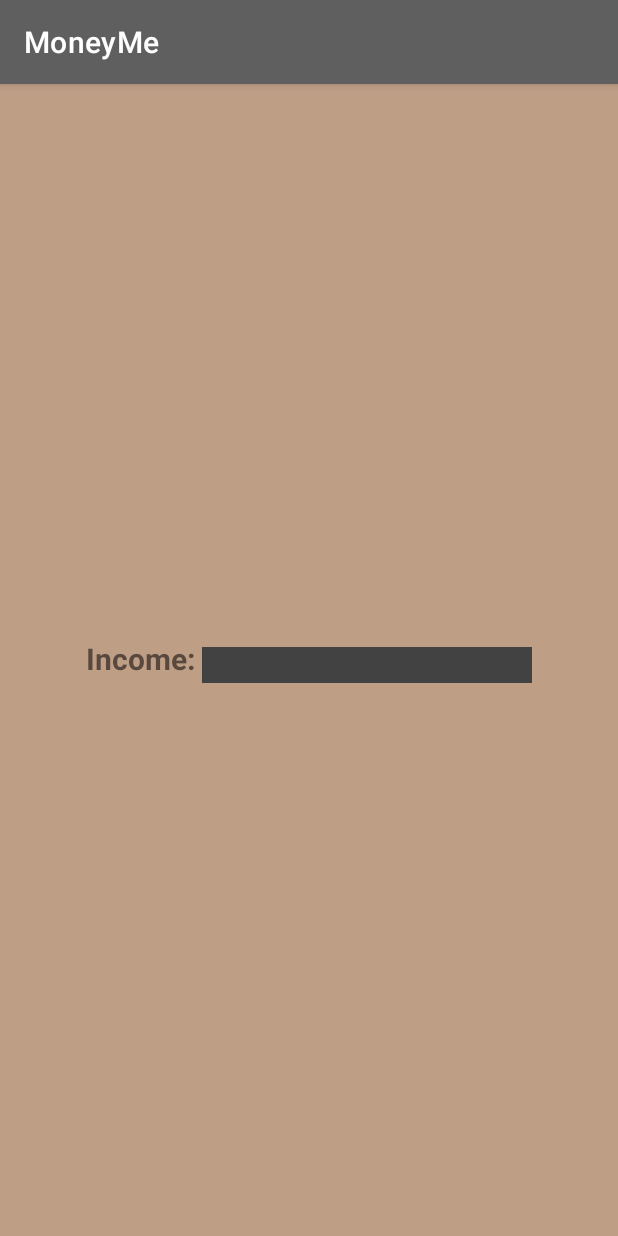
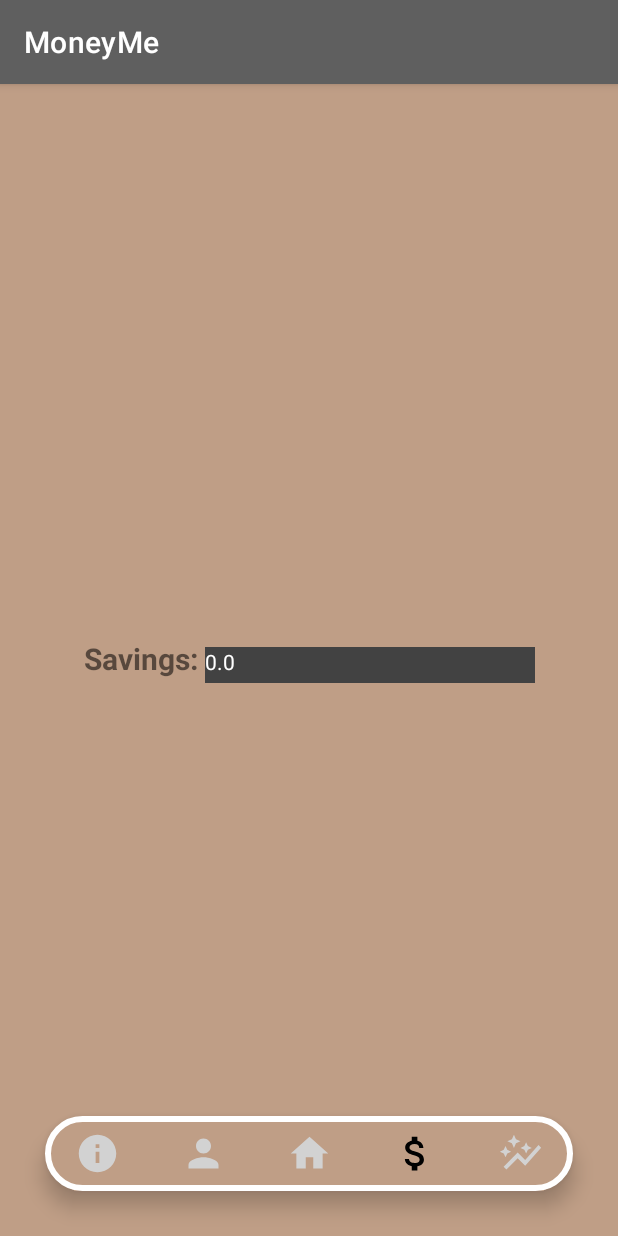
Before and after one commit to GabrielHr00/Android-Studio-Money-Organisation-App, an Android app: the Overview screen opened directly, with no data from a screen before it, on a phone screen of 412 x 824 dp. Run offline under Robolectric (Android 15) with nearby library versions, the phone set to English and light mode, and no system bars; 1 statement that could not run was skipped.

Commit message:
Calculation of savings and reorganisation

```diff
--- a/MoneyMe/app/src/main/java/com/example/moneyme/Overview.java
+++ b/MoneyMe/app/src/main/java/com/example/moneyme/Overview.java
@@ -1,13 +1,19 @@
 package com.example.moneyme;
 
+import androidx.annotation.NonNull;
 import androidx.appcompat.app.AppCompatActivity;
 
 import android.content.Intent;
 import android.os.Bundle;
+import android.view.MenuItem;
 import android.widget.TextView;
+
+import com.google.android.material.bottomnavigation.BottomNavigationView;
+import com.google.android.material.navigation.NavigationBarView;
 
 public class Overview extends AppCompatActivity {
     TextView displayIncome;
+    BottomNavigationView navigationView;
 
     @Override
     protected void onCreate(Bundle savedInstanceState) {
@@ -16,7 +22,38 @@ public class Overview extends AppCompatActivity {
 
         displayIncome = findViewById(R.id.income);
         Intent intent = getIntent();
-        String income = intent.getStringExtra("income");
-        displayIncome.setText(income);
+        double income = Double.parseDouble(intent.getStringExtra("income"));
+        income = 0.4 * income;
+        displayIncome.setText("" + income);
+
+        // Navigation Bar
+        navigationView = findViewById(R.id.navigation);
+        navigationView.setSelectedItemId(R.id.money);
+        navigationView.setOnItemSelectedListener(new NavigationBarView.OnItemSelectedListener() {
+            @Override
+            public boolean onNavigationItemSelected(@NonNull MenuItem item) {
+                switch (item.getItemId()) {
+                    case R.id.person:
+                        startActivity(new Intent(getApplicationContext(), LogIn.class));
+                        overridePendingTransition(0, 0);
+                        return true;
+                    case R.id.money:
+                        return true;
+                    case R.id.progress:
+                        startActivity(new Intent(getApplicationContext(), Progress.class));
+                        overridePendingTransition(0, 0);
+                        return true;
+                    case R.id.info:
+                        startActivity(new Intent(getApplicationContext(), About.class));
+                        overridePendingTransition(0, 0);
+                        return true;
+                    case R.id.home:
+                        startActivity(new Intent(getApplicationContext(), HomeActivity.class));
+                        overridePendingTransition(0, 0);
+                        return true;
+                }
+                return false;
+            }
+        });
     }
 }
--- a/MoneyMe/app/src/main/res/layout/activity_overview.xml
+++ b/MoneyMe/app/src/main/res/layout/activity_overview.xml
@@ -20,7 +20,7 @@
                 android:id="@+id/titleIncome"
                 android:layout_width="wrap_content"
                 android:layout_height="match_parent"
-                android:text="Income: "
+                android:text="Savings: "
                 android:textStyle="bold"
                 android:textSize="20dp"/>
 
@@ -39,5 +39,33 @@
 
         </LinearLayout>
 
+    <LinearLayout
+        android:layout_width="wrap_content"
+        android:layout_height="wrap_content"
+        android:gravity="center_horizontal"
+        android:orientation="horizontal"
+        app:layout_constraintBottom_toBottomOf="parent"
+        app:layout_constraintEnd_toEndOf="parent"
+        app:layout_constraintHorizontal_bias="0.0"
+        app:layout_constraintStart_toStartOf="parent"
+        app:layout_constraintTop_toTopOf="parent"
+        app:layout_constraintVertical_bias="1.0">
+
+        <com.google.android.material.bottomnavigation.BottomNavigationView
+            android:id="@+id/navigation"
+            android:layout_width="match_parent"
+            android:layout_height="50dp"
+            android:layout_gravity="bottom"
+            android:layout_margin="30dp"
+            android:background="@drawable/gf"
+            android:elevation="2dp"
+            app:itemIconSize="30dp"
+            app:itemIconTint="@drawable/item_selector"
+            app:itemRippleColor="@android:color/transparent"
+            app:labelVisibilityMode="unlabeled"
+            app:menu="@menu/menu_items" />
+
+    </LinearLayout>
+
 
 </androidx.constraintlayout.widget.ConstraintLayout>
```
